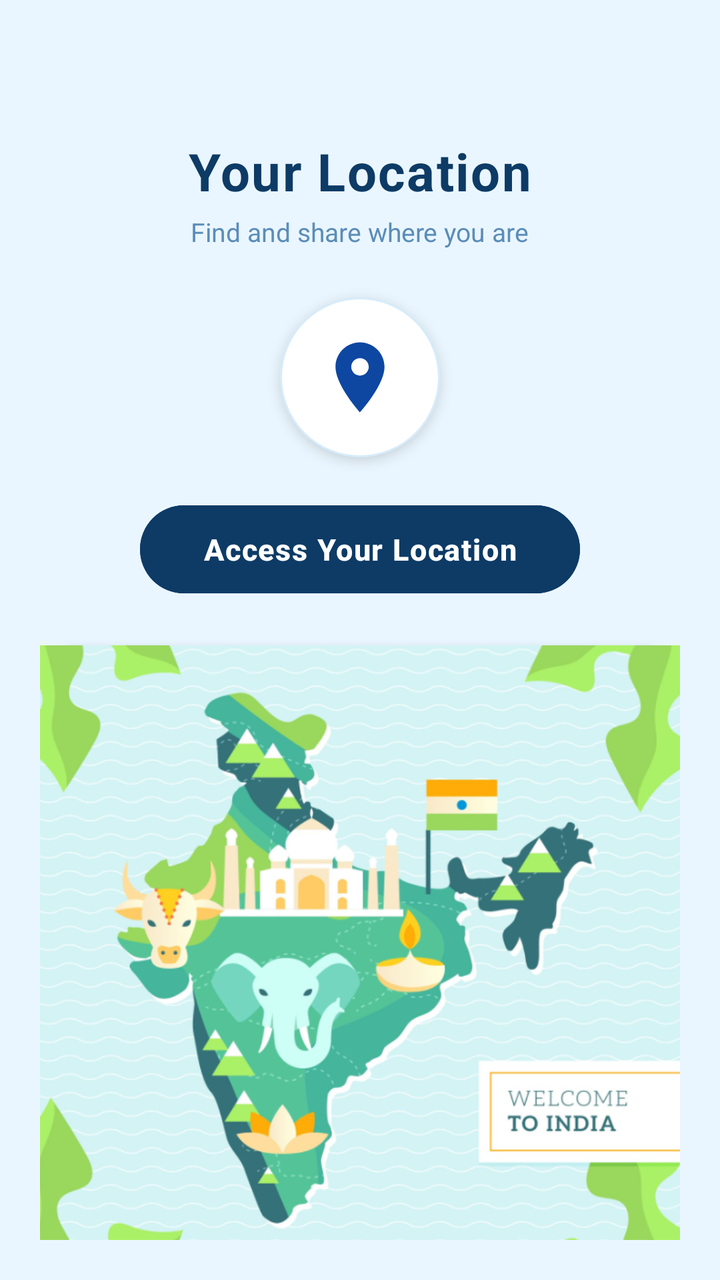
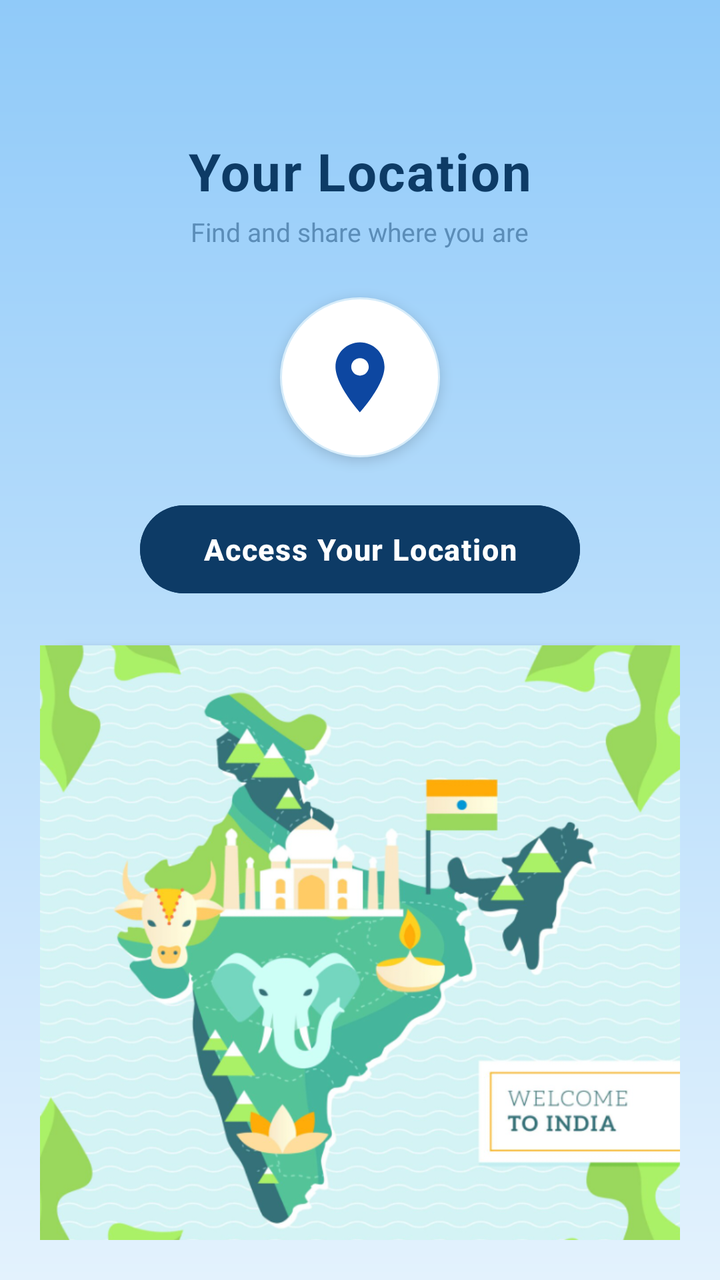

The first picture is an Android layout as it rendered before a commit; the second is the same layout after the commit. The layout source and the unified diff follow.
<!-- AndroidManifest.xml: application theme Theme.Drishya_Vani -->
<!-- res/layout/activity_map.xml -->
<?xml version="1.0" encoding="utf-8"?>
<RelativeLayout xmlns:android="http://schemas.android.com/apk/res/android"
    android:id="@+id/rootLayout"
    android:layout_width="match_parent"
    android:layout_height="match_parent"
    android:background="#EAF6FF"
    android:padding="20dp">

    
    <TextView
        android:id="@+id/txtMapTitle"
        android:layout_width="wrap_content"
        android:layout_height="wrap_content"
        android:text="Your Location"
        android:textSize="26sp"
        android:textStyle="bold"
        android:textColor="#0D3B66"
        android:letterSpacing="0.03"
        android:layout_centerHorizontal="true"
        android:layout_marginTop="48dp" />

    
    <TextView
        android:id="@+id/txtMapSubtitle"
        android:layout_width="wrap_content"
        android:layout_height="wrap_content"
        android:text="Find and share where you are"
        android:textSize="13sp"
        android:textColor="#5B8DB8"
        android:layout_below="@id/txtMapTitle"
        android:layout_centerHorizontal="true"
        android:layout_marginTop="4dp" />

    
    <LinearLayout
        android:id="@+id/iconCard"
        android:layout_width="80dp"
        android:layout_height="80dp"
        android:layout_below="@id/txtMapSubtitle"
        android:layout_centerHorizontal="true"
        android:layout_marginTop="24dp"
        android:background="@drawable/bg_icon_card"
        android:gravity="center"
        android:elevation="4dp">

        <ImageView
            android:id="@+id/imgMapIcon"
            android:layout_width="42dp"
            android:layout_height="42dp"
            android:src="@drawable/ic_map_location"
            android:contentDescription="Map Icon" />
    </LinearLayout>

    
    <Button
        android:id="@+id/btnAccessLocation"
        android:layout_width="220dp"
        android:layout_height="52dp"
        android:text="Access Your Location"
        android:textColor="#FFFFFF"
        android:textSize="15sp"
        android:textStyle="bold"
        android:letterSpacing="0.04"
        android:layout_below="@id/iconCard"
        android:layout_centerHorizontal="true"
        android:layout_marginTop="20dp"
        android:backgroundTint="#0D3B66"
        android:elevation="4dp"
        android:paddingStart="28dp"
        android:paddingEnd="28dp" />

    
    <ImageView
        android:id="@+id/imgMapPlaceholder"
        android:layout_width="match_parent"
        android:layout_height="370dp"
        android:layout_below="@id/btnAccessLocation"
        android:layout_marginTop="22dp"
        android:background="@drawable/bg_map_card"
        android:scaleType="centerCrop"
        android:src="@drawable/img_1"
        android:contentDescription="Map Placeholder"
        android:elevation="4dp"
        android:clickable="true"
        android:focusable="true" />

    
    <TextView
        android:id="@+id/txtMapInfo"
        android:layout_width="wrap_content"
        android:layout_height="wrap_content"
        android:text="Your current location will display here."
        android:textSize="13sp"
        android:textColor="#7BAFD4"
        android:layout_below="@id/imgMapPlaceholder"
        android:layout_centerHorizontal="true"
        android:layout_marginTop="14dp" />

</RelativeLayout>
<!-- resources referenced by this layout -->
<resources>
  <!-- drawable bg_icon_card (drawable) -->
  <?xml version="1.0" encoding="utf-8"?>
  <shape xmlns:android="http://schemas.android.com/apk/res/android"
      android:shape="oval">
      <solid android:color="#FFFFFF" />
      <stroke android:width="1dp" android:color="#D6ECFA" />
  </shape>
  <!-- drawable bg_map_card (drawable) -->
  <?xml version="1.0" encoding="utf-8"?>
  <shape xmlns:android="http://schemas.android.com/apk/res/android"
      android:shape="rectangle">
      <solid android:color="#D6ECFA" />
      <corners android:radius="20dp" />
      <stroke android:width="1dp" android:color="#B0D9F5" />
  </shape>
  <!-- drawable ic_map_location (drawable) -->
  <vector xmlns:android="http://schemas.android.com/apk/res/android" android:height="24dp" android:tint="#0D47A1" android:viewportHeight="24" android:viewportWidth="24" android:width="24dp">
        
      <path android:fillColor="@android:color/white" android:pathData="M12,2C8.13,2 5,5.13 5,9c0,5.25 7,13 7,13s7,-7.75 7,-13c0,-3.87 -3.13,-7 -7,-7zM12,11.5c-1.38,0 -2.5,-1.12 -2.5,-2.5s1.12,-2.5 2.5,-2.5 2.5,1.12 2.5,2.5 -1.12,2.5 -2.5,2.5z"/>
      
  </vector>
  <!-- drawable img_1: png bitmap (drawable, 450169 bytes) -->
  <style name="Theme.Drishya_Vani" parent="Base.Theme.Drishya_Vani" />
  <style name="Base.Theme.Drishya_Vani" parent="Theme.Material3.DayNight.NoActionBar">
          
          
      </style>
</resources>

<!-- the commit's change to res/layout/activity_map.xml (unified diff, before → after) -->
@@ -3,7 +3,7 @@
     android:id="@+id/rootLayout"
     android:layout_width="match_parent"
     android:layout_height="match_parent"
-    android:background="#EAF6FF"
+    android:background="@drawable/light_gradient"
     android:padding="20dp">
 
     
<!-- resource entries referenced after the edit -->
@@ -22,6 +22,16 @@
       
   </vector>
   <!-- drawable img_1: png bitmap (drawable, 450169 bytes) -->
+  <!-- drawable light_gradient (drawable) -->
+  <?xml version="1.0" encoding="utf-8"?>
+  <shape xmlns:android="http://schemas.android.com/apk/res/android">
+  
+      <gradient
+          android:startColor="#90CAF9"
+          android:endColor="#E3F2FD"
+          android:angle="270"/>
+  
+  </shape>
   <style name="Theme.Drishya_Vani" parent="Base.Theme.Drishya_Vani" />
   <style name="Base.Theme.Drishya_Vani" parent="Theme.Material3.DayNight.NoActionBar">
           
